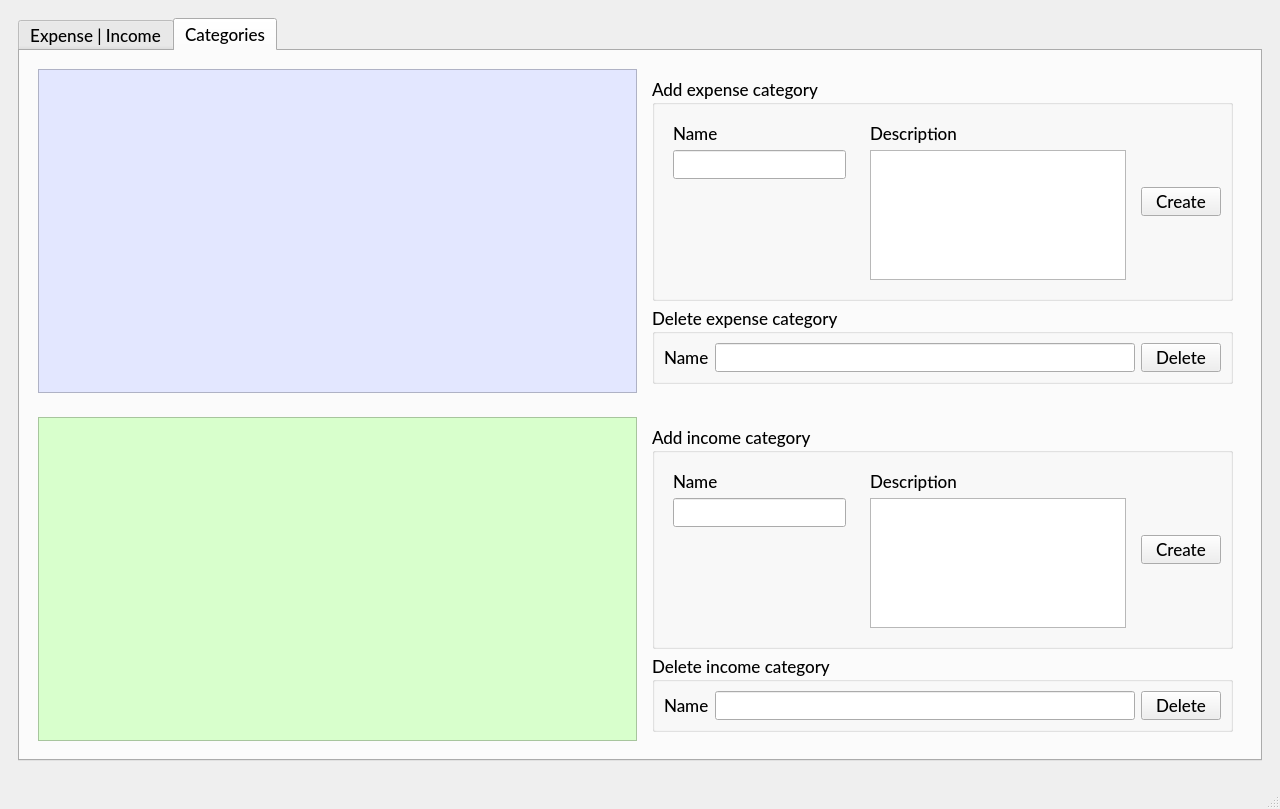
The window that mainwindow.ui (Mortle/expensense) describes before a commit, drawn with Qt 5.
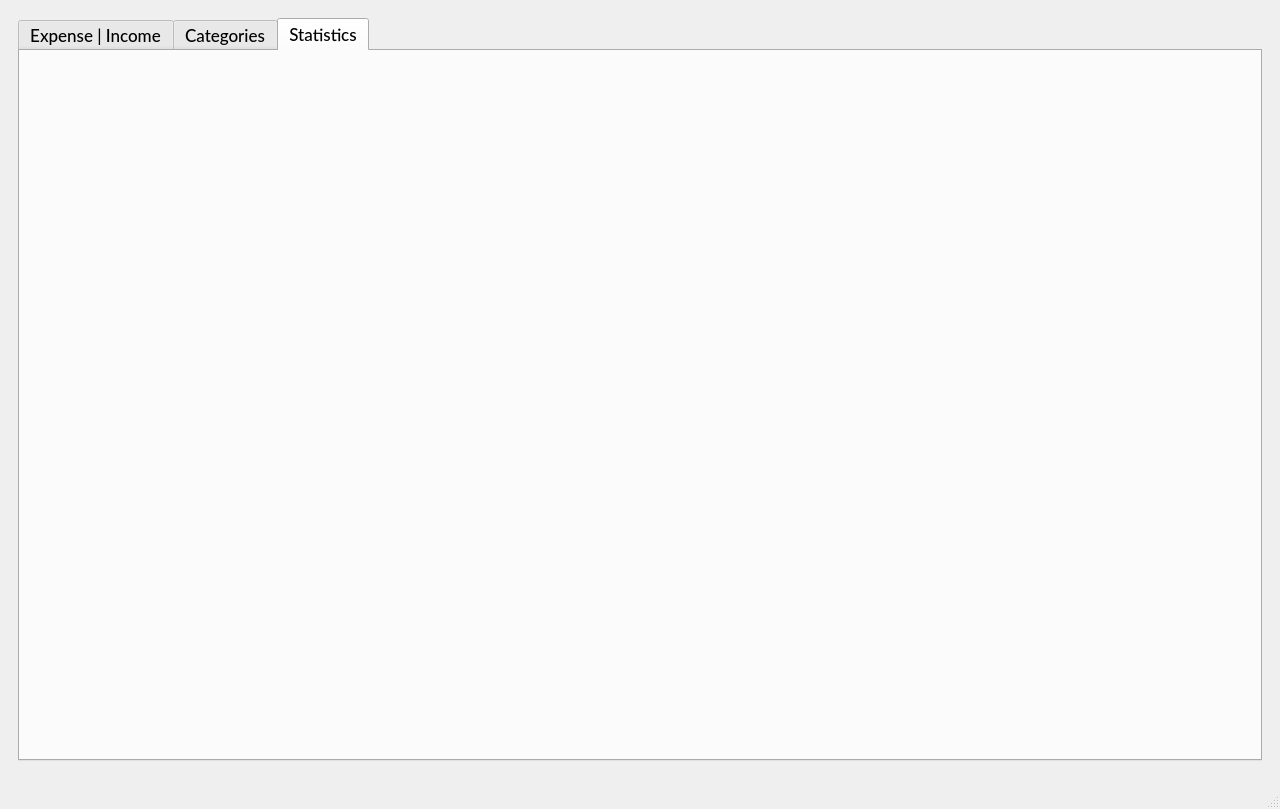
The same window after the commit. The open tabs and pages were chosen to show the change.

Commit message: Implementing basic statistics via QtCharts

Diff of the .ui file:
```diff
--- a/mainwindow.ui
+++ b/mainwindow.ui
@@ -49,7 +49,7 @@
            <enum>QTabWidget::Rounded</enum>
           </property>
           <property name="currentIndex">
-           <number>1</number>
+           <number>2</number>
           </property>
           <property name="usesScrollButtons">
            <bool>false</bool>
@@ -515,6 +515,12 @@
             </item>
            </layout>
           </widget>
+          <widget class="QWidget" name="statisticsTab">
+           <attribute name="title">
+            <string>Statistics</string>
+           </attribute>
+           <layout class="QHBoxLayout" name="horizontalLayout_7"/>
+          </widget>
          </widget>
         </item>
        </layout>
```
Left out of the diff: 4 changed lines with no effect on the pictures. The commit also changes 2 other files.
